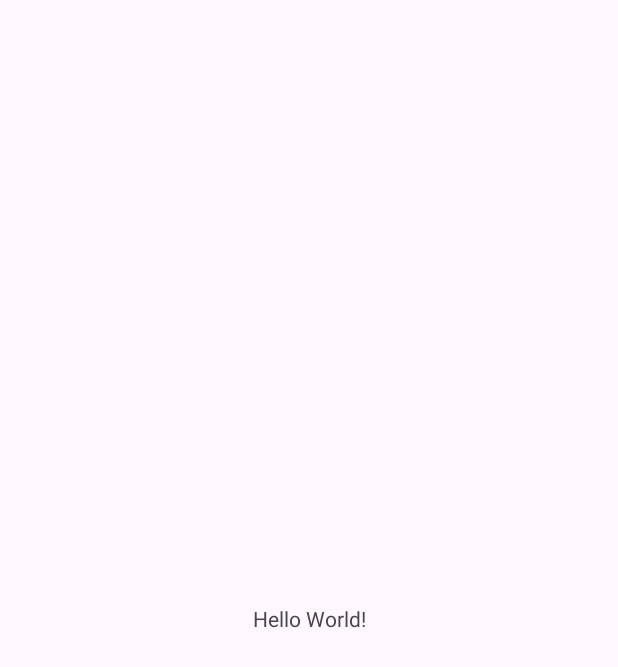
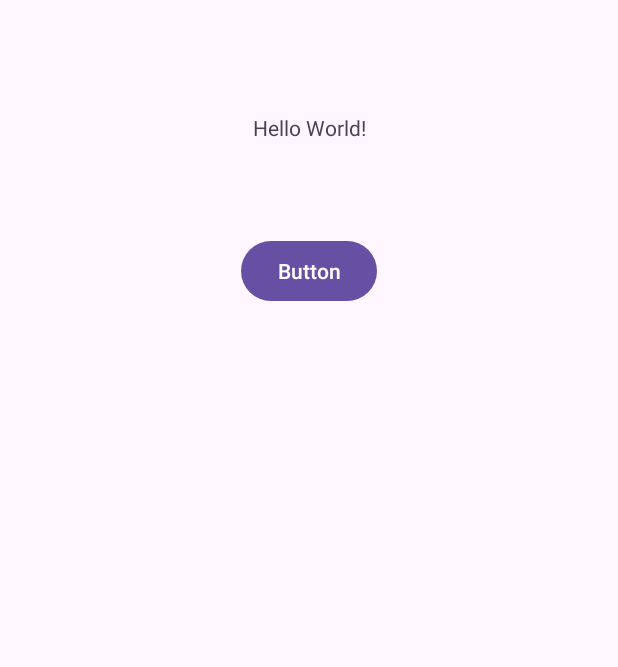
Before and after one commit to alisha55555/MAD1, an Android app: the screen it shows after launch (MainActivity), on a phone screen of 412 x 824 dp. Before the commit the part shown is almost empty. Shown: the top 667 px of the screen. Run offline under Robolectric (Android 15) with nearby library versions, the phone set to English and light mode, and no system bars.

Commit message:
first part of the task

```diff
--- a/app/src/main/java/com/example/mad1/MainActivity.java
+++ b/app/src/main/java/com/example/mad1/MainActivity.java
@@ -1,6 +1,9 @@
 package com.example.mad1;
 
 import android.os.Bundle;
+import android.view.View;
+import android.widget.Button;
+import android.widget.TextView;
 
 import androidx.activity.EdgeToEdge;
 import androidx.appcompat.app.AppCompatActivity;
@@ -20,5 +23,14 @@ public class MainActivity extends AppCompatActivity {
             v.setPadding(systemBars.left, systemBars.top, systemBars.right, systemBars.bottom);
             return insets;
         });
+        Button button2 = findViewById(R.id.button2);
+        TextView textView2 = findViewById(R.id.textView2);
+        button2.setOnClickListener(new View.OnClickListener() {
+            @Override
+            public void onClick(View v) {
+                textView2.setText("Halal Madrid!");
+            }
+        });
+
     }
 }
--- a/app/src/main/res/layout/activity_main.xml
+++ b/app/src/main/res/layout/activity_main.xml
@@ -8,12 +8,24 @@
     tools:context=".MainActivity">
 
     <TextView
+        android:id="@+id/textView2"
         android:layout_width="wrap_content"
         android:layout_height="wrap_content"
         android:text="Hello World!"
         app:layout_constraintBottom_toBottomOf="parent"
         app:layout_constraintEnd_toEndOf="parent"
         app:layout_constraintStart_toStartOf="parent"
-        app:layout_constraintTop_toTopOf="parent" />
+        app:layout_constraintTop_toTopOf="parent"
+        app:layout_constraintVertical_bias="0.094" />
+
+    <Button
+        android:id="@+id/button2"
+        android:layout_width="wrap_content"
+        android:layout_height="wrap_content"
+        android:layout_marginTop="62dp"
+        android:text="Button"
+        app:layout_constraintEnd_toEndOf="parent"
+        app:layout_constraintStart_toStartOf="parent"
+        app:layout_constraintTop_toBottomOf="@+id/textView2" />
 
 </androidx.constraintlayout.widget.ConstraintLayout>
```
